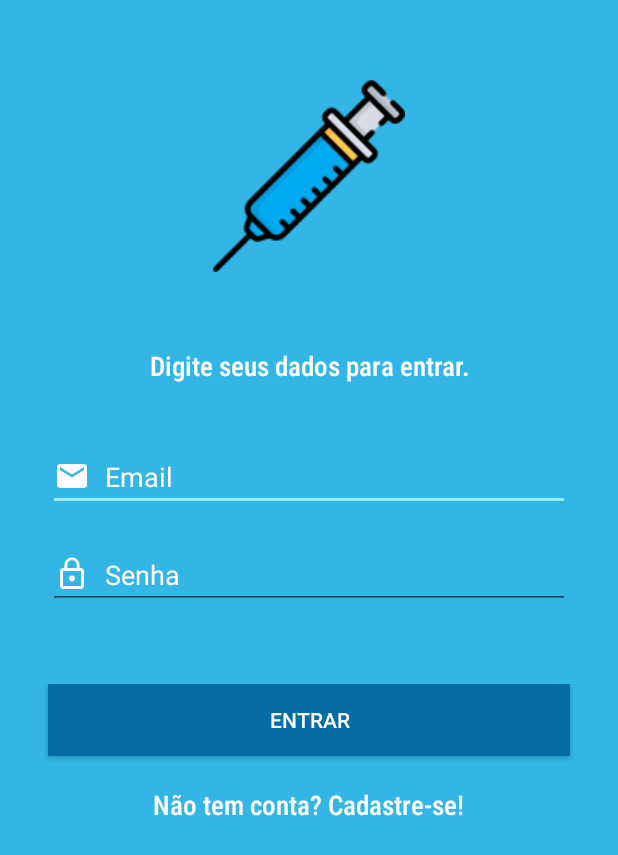
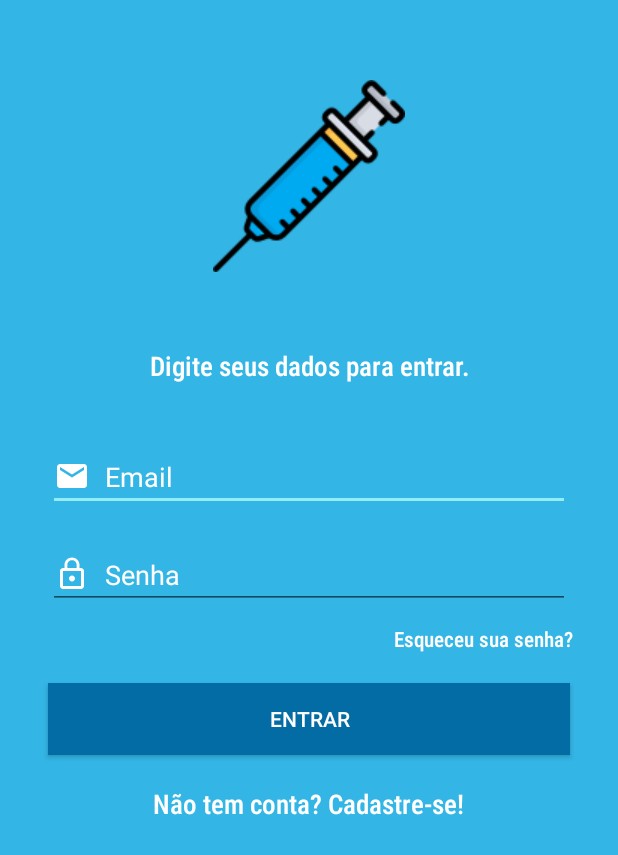
Before and after one commit to EmersonSPereira/vacina-campina, an Android app: the LoginActivity screen opened directly, with no data from a screen before it, on a phone screen of 412 x 824 dp. Shown: the top 855 px of the screen. Run offline under Robolectric (Android 15) with nearby library versions, the phone set to English and light mode, and no system bars; our stand-ins replace Firebase (no records; nobody signed in at launch, a user with empty details on screens opened directly).

Commit message:
Implementação recuperação de senha

```diff
--- a/app/src/main/java/br/com/vacinacampina/MainActivity.java
+++ b/app/src/main/java/br/com/vacinacampina/MainActivity.java
@@ -1,6 +1,4 @@
 package br.com.vacinacampina;
-
-import androidx.appcompat.app.AppCompatActivity;
 
 import android.content.Intent;
 import android.content.SharedPreferences;
@@ -12,7 +10,7 @@ import com.heinrichreimersoftware.materialintro.app.IntroActivity;
 import com.heinrichreimersoftware.materialintro.slide.FragmentSlide;
 
 import br.com.vacinacampina.activity.CadastroActivity;
-import br.com.vacinacampina.activity.LoginActivity;
+import br.com.vacinacampina.activity.login.LoginActivity;
 
 public class MainActivity extends IntroActivity {
 
--- a/app/src/main/java/br/com/vacinacampina/activity/CadastroActivity.java
+++ b/app/src/main/java/br/com/vacinacampina/activity/CadastroActivity.java
@@ -20,6 +20,7 @@ import com.google.firebase.auth.FirebaseAuthUserCollisionException;
 import com.google.firebase.auth.FirebaseAuthWeakPasswordException;
 
 import br.com.vacinacampina.R;
+import br.com.vacinacampina.activity.login.LoginActivity;
 import br.com.vacinacampina.config.FirebaseConfig;
 import br.com.vacinacampina.model.Usuario;
 
--- a/app/src/main/res/layout/activity_login.xml
+++ b/app/src/main/res/layout/activity_login.xml
@@ -5,7 +5,7 @@
     android:layout_width="match_parent"
     android:layout_height="match_parent"
     android:background="@android:color/holo_blue_light"
-    tools:context=".activity.CadastroActivity">
+    tools:context=".activity.login.LoginActivity">
 
     <TextView
         android:id="@+id/textView_ja_tenho_conta2"
@@ -87,23 +87,23 @@
         android:layout_width="0dp"
         android:layout_height="48dp"
         android:layout_marginStart="32dp"
-        android:layout_marginTop="50dp"
+        android:layout_marginTop="20dp"
         android:layout_marginEnd="32dp"
         android:background="@color/colorPrimaryDark"
         android:text="@string/button_entrar"
         android:textColor="@android:color/white"
         app:layout_constraintEnd_toEndOf="parent"
         app:layout_constraintStart_toStartOf="parent"
-        app:layout_constraintTop_toBottomOf="@+id/editText_senha_login" />
+        app:layout_constraintTop_toBottomOf="@+id/textView_recuperar_senha" />
 
     <ProgressBar
         android:id="@+id/progressBar_login"
         style="?android:attr/progressBarStyle"
         android:layout_width="0dp"
         android:layout_height="0dp"
-        android:layout_marginStart="150dp"
+        android:layout_marginStart="100dp"
         android:layout_marginTop="200dp"
-        android:layout_marginEnd="150dp"
+        android:layout_marginEnd="100dp"
         android:layout_marginBottom="200dp"
         android:visibility="invisible"
         app:layout_constraintBottom_toBottomOf="parent"
@@ -112,4 +112,19 @@
         app:layout_constraintStart_toStartOf="parent"
         app:layout_constraintTop_toTopOf="parent" />
 
+    <TextView
+        android:id="@+id/textView_recuperar_senha"
+        android:layout_width="0dp"
+        android:layout_height="wrap_content"
+        android:layout_marginTop="10dp"
+        android:layout_marginEnd="30dp"
+        android:fontFamily="sans-serif-condensed-medium"
+        android:onClick="esqueceuSenha"
+        android:text="@string/esqueceu_sua_senha"
+        android:textAlignment="textEnd"
+        android:textColor="@android:color/white"
+        app:layout_constraintEnd_toEndOf="parent"
+        app:layout_constraintStart_toStartOf="parent"
+        app:layout_constraintTop_toBottomOf="@+id/editText_senha_login" />
+
 </androidx.constraintlayout.widget.ConstraintLayout>
--- a/app/src/main/res/values-v21/styles.xml
+++ /dev/null
@@ -1,8 +0,0 @@
-<resources>
-
-    <style name="AppTheme.NoActionBar">
-        <item name="windowActionBar">false</item>
-        <item name="windowNoTitle">true</item>
-        <item name="android:statusBarColor">@android:color/transparent</item>
-    </style>
-</resources>
--- a/app/src/main/res/values/strings.xml
+++ b/app/src/main/res/values/strings.xml
@@ -34,4 +34,8 @@
     <string name="menu_tools">Tools</string>
     <string name="menu_share">Share</string>
     <string name="menu_send">Send</string>
+    <string name="esqueceu_sua_senha">Esqueceu sua senha?</string>
+    <string name="texto_recuperar_senha">Digite seu e-mail e clique em recuperar senha para receber um e-mail de recuperação.</string>
+    <string name="button_recuperar_senha">Recuperar Senha</string>
+    <string name="retornar_ao_login">Retornar ao Login</string>
 </resources>
```
Also changed, not shown: app/src/main/AndroidManifest.xml (+7 -2 lines), app/src/main/java/br/com/vacinacampina/activity/login/LoginActivity.java (renamed from app/src/main/java/br/com/vacinacampina/activity/LoginActivity.java, +7 -1 lines), app/src/main/java/br/com/vacinacampina/activity/login/RecuperarSenhaActivity.java (added, +110 -0 lines), app/src/main/res/layout/activity_recuperar_senha.xml (added, +104 -0 lines), app/src/main/res/drawable-v24/vaccine64.png (added).
